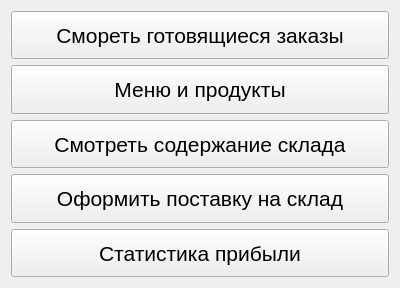
First picture: the form in mainmenuwidget.ui, repository Omn1/TUIadmin, before the edit.
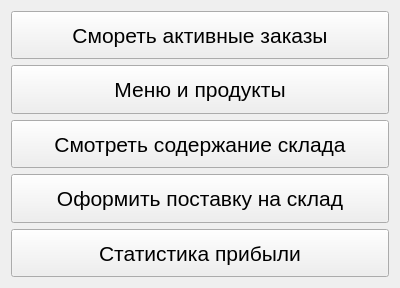
Second picture: the form after the edit.

Patch:
```diff
--- a/mainmenuwidget.ui
+++ b/mainmenuwidget.ui
@@ -40,7 +40,7 @@
       </font>
      </property>
      <property name="text">
-      <string>Смореть готовящиеся заказы</string>
+      <string>Смореть активные заказы</string>
      </property>
     </widget>
    </item>
```
